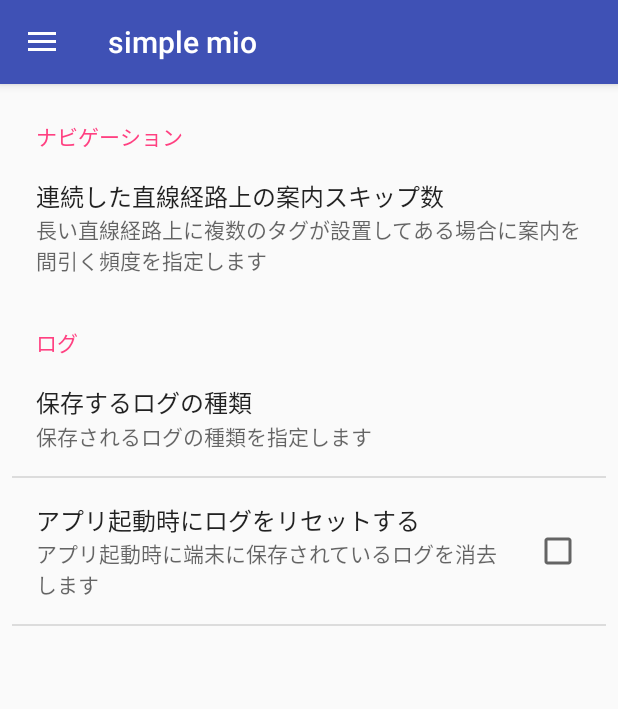
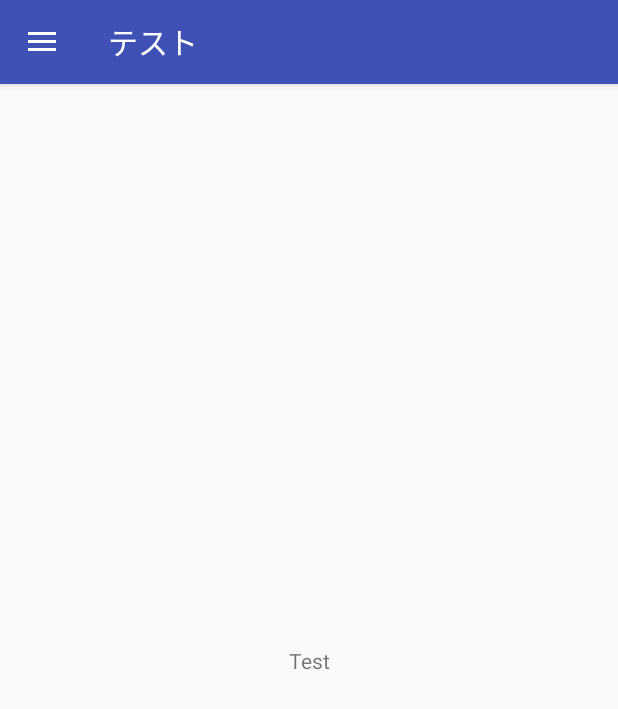
Before and after one commit to otsuka-kohei/simple-mio, an Android app: the screen it shows after launch (MainActivity), after a tap on "テスト", on a phone screen of 412 x 824 dp. Shown: the top 709 px of the screen. Run offline under Robolectric (Android 15) with nearby library versions, the phone set to English and light mode, and no system bars; 3 other taps on this screen came first.

Commit message:
ナビゲーションドロワーによる切り替え機能を実装

```diff
--- a/app/src/main/java/com/otsuka/simplemio/MainActivity.kt
+++ b/app/src/main/java/com/otsuka/simplemio/MainActivity.kt
@@ -6,15 +6,20 @@ import android.support.design.widget.NavigationView
 import android.support.v4.view.GravityCompat
 import android.support.v7.app.ActionBarDrawerToggle
 import android.support.v7.app.AppCompatActivity
+import android.support.v7.widget.Toolbar
 import android.view.MenuItem
 import com.otsuka.simplemio.fragments.ConfigFragment
+import com.otsuka.simplemio.fragments.TestFragment
 import kotlinx.android.synthetic.main.activity_main.*
 import kotlinx.android.synthetic.main.app_bar_main.*
 
 class MainActivity : AppCompatActivity(), NavigationView.OnNavigationItemSelectedListener {
 
     private val configFragment: ConfigFragment = ConfigFragment()
+    private val testFragment: TestFragment = TestFragment()
 
+    private val testFragmentName = "テスト"
+    private val configFragmentName = "設定"
 
     override fun onCreate(savedInstanceState: Bundle?) {
         super.onCreate(savedInstanceState)
@@ -27,6 +32,13 @@ class MainActivity : AppCompatActivity(), NavigationView.OnNavigationItemSelecte
         toggle.syncState()
 
         nav_view.setNavigationItemSelectedListener(this)
+
+        val toolbar: Toolbar = findViewById(R.id.toolbar)
+        toolbar.title = testFragmentName
+
+        val fragmentTransaction = fragmentManager.beginTransaction()
+        fragmentTransaction.replace(R.id.fragment, testFragment)
+        fragmentTransaction.commit()
     }
 
     override fun onBackPressed() {
@@ -41,18 +53,25 @@ class MainActivity : AppCompatActivity(), NavigationView.OnNavigationItemSelecte
         // Handle navigation view item clicks here.
 
         var fragment: Fragment? = null
+        var fragmentName = ""
+
         when (item.itemId) {
             R.id.nav_test -> {
-
+                fragment = testFragment
+                fragmentName = testFragmentName
             }
             R.id.nav_config -> {
                 fragment = configFragment
+                fragmentName = configFragmentName
             }
         }
 
         val fragmentTransaction = fragmentManager.beginTransaction()
         fragmentTransaction.replace(R.id.fragment, fragment)
+        fragmentTransaction.commit()
 
+        val toolbar: Toolbar = findViewById(R.id.toolbar)
+        toolbar.title = fragmentName
 
         drawer_layout.closeDrawer(GravityCompat.START)
         return true
--- /dev/null
+++ b/app/src/main/java/com/otsuka/simplemio/fragments/TestFragment.kt
@@ -0,0 +1,30 @@
+package com.otsuka.simplemio.fragments
+
+import android.app.Fragment
+import android.os.Bundle
+import android.util.Log
+import android.view.LayoutInflater
+import android.view.View
+import android.view.ViewGroup
+import com.otsuka.simplemio.R
+
+
+/**
+ * Created by otsuka on 2018/02/24.
+ */
+class TestFragment : Fragment() {
+
+    //フラグメント上で発生するイベント（OnClickListenerとか）は極力フラグメントの中で済ませた方がいいと思う
+
+
+    override fun onCreate(savedInstanceState: Bundle?) {
+        super.onCreate(savedInstanceState)
+    }
+
+    override fun onCreateView(inflater: LayoutInflater, container: ViewGroup?,
+                              savedInstanceState: Bundle?): View? {
+        // Inflate the layout for this fragment
+        Log.d("onCreateView","before return")
+        return inflater.inflate(R.layout.fragment_test, container, false)
+    }
+}
--- /dev/null
+++ b/app/src/main/res/layout/fragment_test.xml
@@ -0,0 +1,23 @@
+<android.support.constraint.ConstraintLayout xmlns:android="http://schemas.android.com/apk/res/android"
+    xmlns:app="http://schemas.android.com/apk/res-auto"
+    xmlns:tools="http://schemas.android.com/tools"
+    android:id="@+id/frameLayout"
+    android:layout_width="match_parent"
+    android:layout_height="match_parent">
+
+    <!-- TODO: Update blank fragment layout -->
+
+    <TextView
+        android:id="@+id/testTextView"
+        android:layout_width="wrap_content"
+        android:layout_height="wrap_content"
+        android:layout_marginBottom="8dp"
+        android:layout_marginEnd="8dp"
+        android:layout_marginStart="8dp"
+        android:layout_marginTop="8dp"
+        android:text="Test"
+        app:layout_constraintBottom_toBottomOf="parent"
+        app:layout_constraintEnd_toEndOf="parent"
+        app:layout_constraintStart_toStartOf="parent"
+        app:layout_constraintTop_toTopOf="parent" />
+</android.support.constraint.ConstraintLayout>
--- a/app/src/main/res/layout/nav_header_main.xml
+++ b/app/src/main/res/layout/nav_header_main.xml
@@ -23,13 +23,13 @@
         android:layout_width="match_parent"
         android:layout_height="wrap_content"
         android:paddingTop="@dimen/nav_header_vertical_spacing"
-        android:text="Android Studio"
+        android:text="simple mio"
         android:textAppearance="@style/TextAppearance.AppCompat.Body1" />
 
     <TextView
         android:id="@+id/textView"
         android:layout_width="wrap_content"
         android:layout_height="wrap_content"
-        android:text="android.studio@android.com" />
+        android:text="otsuka" />
 
 </LinearLayout>
--- a/app/src/main/res/xml/preference.xml
+++ b/app/src/main/res/xml/preference.xml
@@ -1,5 +1,15 @@
 <?xml version="1.0" encoding="utf-8"?>
 <PreferenceScreen xmlns:android="http://schemas.android.com/apk/res/android">
+    <PreferenceCategory android:title="ログイン情報">
+        <ListPreference
+            android:dialogTitle="案内をスキップする数"
+            android:entries="@array/entries_list_preference_navigation_skip"
+            android:entryValues="@array/entryvalues_list_preference_navigation_skip"
+            android:key="list_navigation_skip"
+            android:summary="長い直線経路上に複数のタグが設置してある場合に案内を間引く頻度を指定します"
+            android:title="連続した直線経路上の案内スキップ数"></ListPreference>
+    </PreferenceCategory>
+
     <PreferenceCategory android:title="ナビゲーション">
         <ListPreference
             android:dialogTitle="案内をスキップする数"
```
